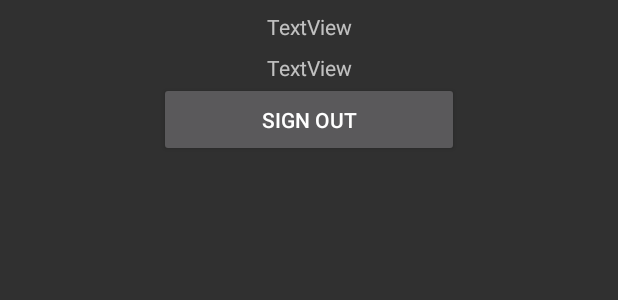
After one commit to Amnestia/water18, an Android app: the layout activity_google_login.xml on its own in the app's theme, with its tools: preview values and no code run, on a phone screen of 412 x 824 dp. The commit adds this screen. Shown: the top 300 px of the screen. Run offline under Robolectric (Android 15) with nearby library versions, the phone set to English and light mode, and no system bars.

Commit message:
YS - Fixed Facebook login and google login

```diff
--- a/app/src/main/AndroidManifest.xml
+++ b/app/src/main/AndroidManifest.xml
@@ -28,6 +28,8 @@
         <activity android:name=".activity.AdminMainActivity" />
         <activity android:name=".activity.CPanelActivity" />
         <activity android:name=".activity.CustomerMainActivity" />
+        <activity android:name=".activity.FacebookLoginActivity" />
+        <activity android:name=".activity.GoogleLoginActivity" />
 
         <meta-data
             tools:replace="android:value"
@@ -50,7 +52,9 @@
                 <data android:scheme="@string/fb_login_protocol_scheme" />
             </intent-filter>
         </activity>
-        <activity android:name=".activity.ChatActivity"></activity>
+        <activity android:name=".activity.ChatActivity">
+
+        </activity>
     </application>
 
 </manifest>
--- a/app/src/main/java/edu/bluejack17_2/water18/adapter/list/ownercpanel/UserAdapter.kt
+++ b/app/src/main/java/edu/bluejack17_2/water18/adapter/list/ownercpanel/UserAdapter.kt
@@ -32,7 +32,7 @@ class UserAdapter(private val mValues: List<User>, private val mListener: UserCo
     override fun onBindViewHolder(holder: ViewHolder, position: Int)
     {
         val user = mValues[position]
-        holder.userName.text = user.name
+//        holder.userName.text = user.name
         holder.userRole.text = user.role.toString()
 
         with(holder.mView) {
--- a/app/src/main/java/edu/bluejack17_2/water18/model/User.kt
+++ b/app/src/main/java/edu/bluejack17_2/water18/model/User.kt
@@ -1,7 +1,7 @@
 package edu.bluejack17_2.water18.model
 
-data class User(var id: String, var name: String?, var address: String?,
-           var phoneNumber: String?, var password: String?,var role: Role?,val timestamp: Timestamp)
+data class User(var id: String, var address: String?,
+                var phoneNumber: String?, var password: String?,var role: String?,val timestamp: Timestamp)
 {
     override fun toString(): String = id
 }
--- /dev/null
+++ b/app/src/main/res/layout/activity_google_login.xml
@@ -0,0 +1,42 @@
+<?xml version="1.0" encoding="utf-8"?>
+<android.support.constraint.ConstraintLayout xmlns:android="http://schemas.android.com/apk/res/android"
+    xmlns:app="http://schemas.android.com/apk/res-auto"
+    xmlns:tools="http://schemas.android.com/tools"
+    android:layout_width="match_parent"
+    android:layout_height="match_parent"
+    tools:context=".activity.GoogleLoginActivity">
+
+    <TextView
+        android:id="@+id/email"
+        android:layout_width="wrap_content"
+        android:layout_height="wrap_content"
+        android:layout_marginEnd="8dp"
+        android:layout_marginStart="8dp"
+        android:layout_marginTop="8dp"
+        android:text="TextView"
+        app:layout_constraintEnd_toEndOf="parent"
+        app:layout_constraintStart_toStartOf="parent"
+        app:layout_constraintTop_toTopOf="parent" />
+
+    <TextView
+        android:id="@+id/uid"
+        android:layout_width="wrap_content"
+        android:layout_height="wrap_content"
+        android:layout_marginEnd="8dp"
+        android:layout_marginStart="8dp"
+        android:layout_marginTop="8dp"
+        android:text="TextView"
+        app:layout_constraintEnd_toEndOf="parent"
+        app:layout_constraintStart_toStartOf="parent"
+        app:layout_constraintTop_toBottomOf="@+id/email" />
+
+    <Button
+        android:id="@+id/btnSignOut"
+        android:layout_width="200dp"
+        android:layout_height="50dp"
+        android:text="Sign out"
+        app:layout_constraintEnd_toEndOf="parent"
+        app:layout_constraintStart_toStartOf="parent"
+        app:layout_constraintTop_toBottomOf="@+id/uid" />
+
+</android.support.constraint.ConstraintLayout>
```
Also changed, not shown: app/build.gradle (+10 -10 lines), app/src/main/java/edu/bluejack17_2/water18/activity/FacebookLoginActivity.java (added, +182 -0 lines), app/src/main/java/edu/bluejack17_2/water18/activity/GoogleLoginActivity.java (added, +176 -0 lines), app/src/main/java/edu/bluejack17_2/water18/activity/LoginActivity.kt (+4 -129 lines), app/src/main/res/layout/activity_facebook_login.xml (added, +47 -0 lines), 1 other file.
